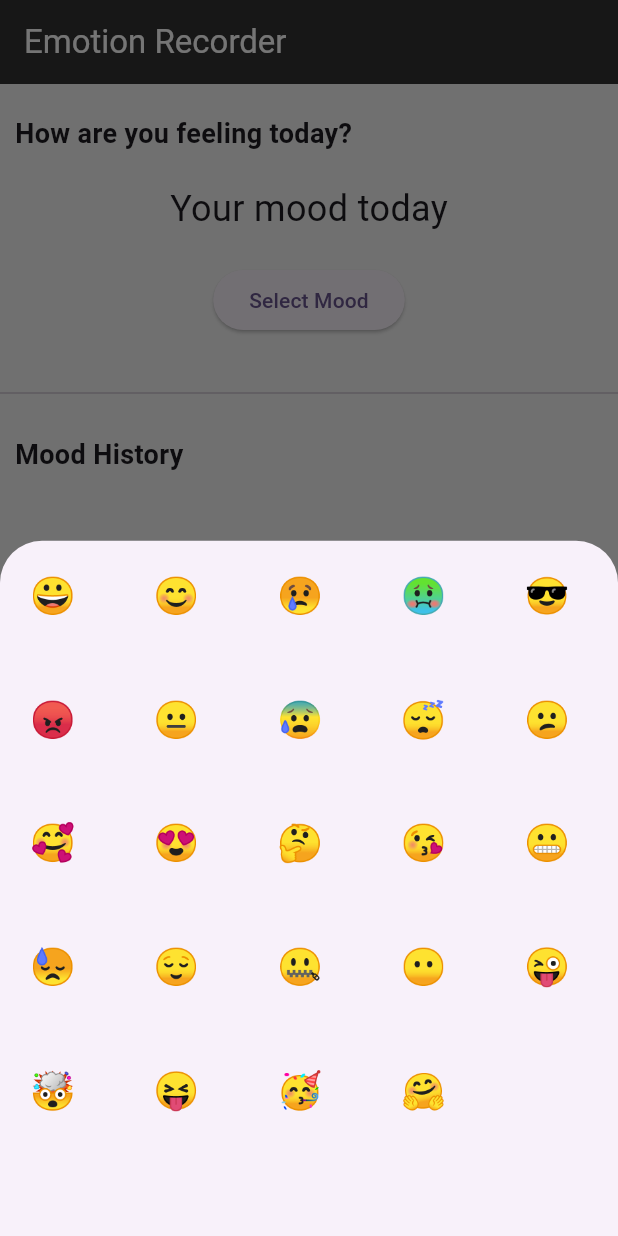
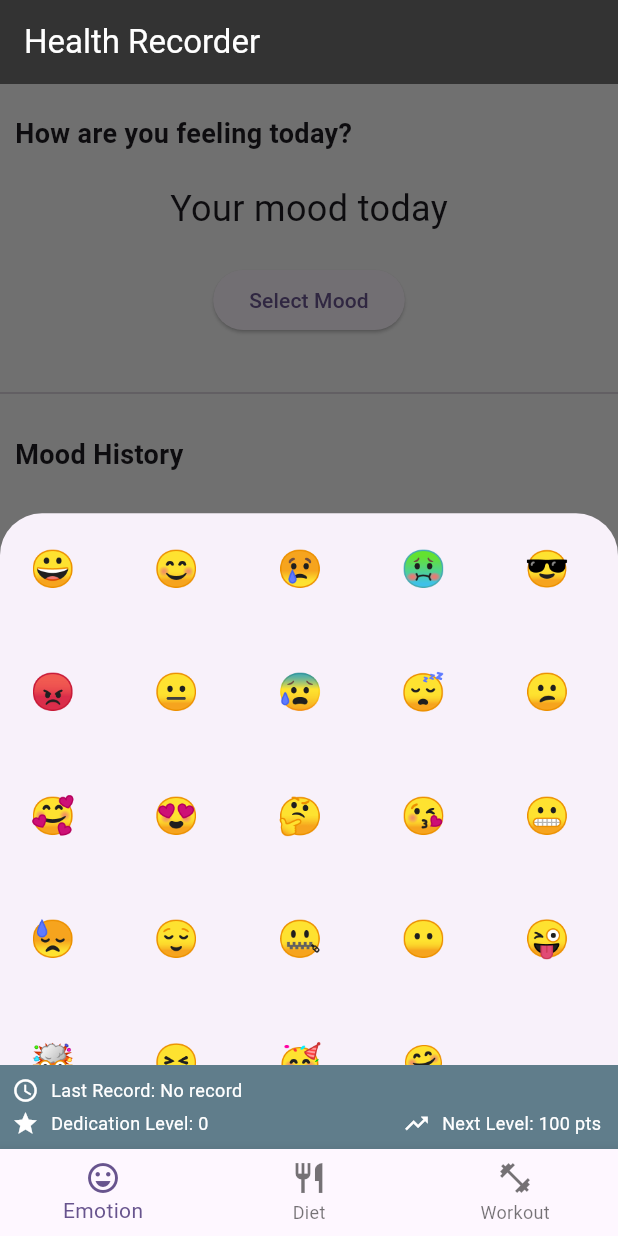
Before and after one commit to Claurentia/health-recorder, a Flutter app: the screen it shows after launch, after a tap on "Select Mood", on a phone screen of 412 x 824 dp. Run offline on Flutter 3.47's test engine with Material 3 defaults, Android fonts, the phone set to English and light mode, and no system bars; our stand-ins replace floor, go_router, sqflite; accounts and stored records are empty; generated files the repository leaves out were written again.

```diff
--- a/lib/diet_recorder.dart
+++ b/lib/diet_recorder.dart
@@ -96,31 +96,31 @@ class _DietRecorderState extends State<DietRecorder> {
   }
 
   void _showEditCaloriesDialog(DietRecord record) {
-    final TextEditingController _editCalController = TextEditingController(text: record.calories.toString());
+    final TextEditingController editCalController = TextEditingController(text: record.calories.toString());
 
     showDialog(
       context: context,
       builder: (context) {
         return AlertDialog(
-          title: Text('Edit Calories for ${record.foodItem}'),
+          title: const Text('Edit Calories Entry'),
           content: TextField(
-            controller: _editCalController,
+            controller: editCalController,
             keyboardType: TextInputType.number,
-            decoration: InputDecoration(
+            decoration: const InputDecoration(
               hintText: 'Enter new calorie amount',
             ),
           ),
           actions: <Widget>[
             TextButton(
-              child: Text('Cancel'),
+              child: const Text('Cancel'),
               onPressed: () {
                 Navigator.of(context).pop();
               },
             ),
             TextButton(
-              child: Text('Update'),
+              child: const Text('Update'),
               onPressed: () {
-                _updateDietRecordCalories(record, int.tryParse(_editCalController.text) ?? record.calories);
+                _updateDietRecordCalories(record, int.tryParse(editCalController.text) ?? record.calories);
                 Navigator.of(context).pop();
               },
             ),
@@ -181,11 +181,6 @@ class _DietRecorderState extends State<DietRecorder> {
           },
         child: Scaffold(
           backgroundColor: const Color(0xFFF5F5F5),
-          appBar: AppBar(
-            backgroundColor: const Color(0xFF333333),
-            title: const Text('Diet Recorder',
-              style: TextStyle(color: Colors.white),),
-          ),
           body: ListView(
             children: [
               Padding(
--- a/lib/emotion_recorder.dart
+++ b/lib/emotion_recorder.dart
@@ -147,11 +147,6 @@ class _EmotionRecorderState extends State<EmotionRecorder> {
   Widget build(BuildContext context) {
     return Scaffold(
       backgroundColor: const Color(0xFFF5F5F5),
-      appBar: AppBar(
-        backgroundColor: const Color(0xFF333333),
-        title: const Text('Emotion Recorder',
-          style: TextStyle(color: Colors.white),),
-      ),
       body: Column(
         crossAxisAlignment: CrossAxisAlignment.start,
         children: [
--- a/lib/main.dart
+++ b/lib/main.dart
@@ -1,4 +1,5 @@
 import 'package:flutter/material.dart';
+import 'package:go_router/go_router.dart';
 import 'package:provider/provider.dart';
 import './emotion_recorder.dart';
 import './diet_recorder.dart';
@@ -22,34 +23,95 @@ void main() async {
 class MyApp extends StatelessWidget {
   const MyApp({super.key});
 
-  // This widget is the root of your application.
   @override
   Widget build(BuildContext context) {
-    return MaterialApp(
-      title: 'Flutter Demo',
+
+    final GoRouter _router = GoRouter(
+      initialLocation: '/emotion',
+      routes: [
+        ShellRoute(
+          builder: (context, state, child) => HealthRecorder(child: child),
+          routes: [
+            GoRoute(
+              path: '/emotion',
+              builder: (BuildContext context, GoRouterState state) => const EmotionRecorder(),
+            ),
+            GoRoute(
+              path: '/diet',
+              builder: (BuildContext context, GoRouterState state) => const DietRecorder(),
+            ),
+            GoRoute(
+              path: '/workout',
+              builder: (BuildContext context, GoRouterState state) => const WorkoutRecorder(),
+            ),
+          ],
+        ),
+      ],
+    );
+
+    return MaterialApp.router(
+      routerConfig: _router,
+      title: 'Health Recorder',
       theme: ThemeData(
         colorScheme: ColorScheme.fromSeed(seedColor: Colors.deepPurple),
         useMaterial3: true,
       ),
-      home: const HealthRecorder(),
     );
   }
 }
 
-class HealthRecorder extends StatelessWidget {
-  const HealthRecorder({super.key});
+class HealthRecorder extends StatefulWidget {
+  final Widget child;
+
+  const HealthRecorder({super.key, required this.child});
+
+  @override
+  State<HealthRecorder> createState() => _HealthRecorderState();
+}
+
+class _HealthRecorderState extends State<HealthRecorder> {
+  int _selectedIndex = 0;
 
   @override
   Widget build(BuildContext context) {
     return Scaffold(
-      body: PageView(
-        children: const [
-          EmotionRecorder(),
-          DietRecorder(),
-          WorkoutRecorder(),
+      appBar: AppBar(
+        backgroundColor: const Color(0xFF333333),
+        title: Text(
+          'Health Recorder',
+          style: const TextStyle(color: Colors.white),
+        ),
+      ),
+      body: Column(
+        children: [
+          Expanded (
+            child: widget.child,
+          ),
+          RecordingStatusWidget(),
         ],
       ),
-      bottomNavigationBar: const RecordingStatusWidget(),
+      bottomNavigationBar: BottomNavigationBar(
+        currentIndex: _selectedIndex,
+        onTap: (index) {
+          setState(() => _selectedIndex = index);
+          switch (index) {
+            case 0:
+              context.go('/emotion');
+              break;
+            case 1:
+              context.go('/diet');
+              break;
+            case 2:
+              context.go('/workout');
+              break;
+          }
+        },
+        items: const [
+          BottomNavigationBarItem(icon: Icon(Icons.sentiment_very_satisfied), label: 'Emotion'),
+          BottomNavigationBarItem(icon: Icon(Icons.restaurant), label: 'Diet'),
+          BottomNavigationBarItem(icon: Icon(Icons.fitness_center), label: 'Workout'),
+        ],
+      ),
     );
   }
 }
--- a/lib/recording_state_provider.dart
+++ b/lib/recording_state_provider.dart
@@ -46,10 +46,10 @@ class RecordingStatusWidget extends StatelessWidget {
     int nextLevelPoints = ((recordingState.recordingPoints ~/ 100) + 1) * 100;
     int pointsToNextLevel = nextLevelPoints - recordingState.recordingPoints;
 
-    return BottomAppBar(
-      color: Colors.blueGrey,
+    return Container(
+        color: Colors.blueGrey, // Background color
         child: Padding(
-        padding: EdgeInsets.zero,
+          padding: EdgeInsets.all(8.0),
           child: Column(
             mainAxisSize: MainAxisSize.min,
             mainAxisAlignment: MainAxisAlignment.center,
@@ -57,12 +57,12 @@ class RecordingStatusWidget extends StatelessWidget {
             children: [
               Row(
                 children: [
-                Icon(Icons.access_time, color: Colors.white),
+                  Icon(Icons.access_time, size: 18, color: Colors.white),
                   SizedBox(width: 8),
                   Flexible(
                     child: Text(
                       'Last Record: $lastRecord',
-                    style: TextStyle(color: Colors.white),
+                      style: TextStyle(fontSize: 12, color: Colors.white),
                       overflow: TextOverflow.ellipsis,
                     ),
                   ),
@@ -75,22 +75,22 @@ class RecordingStatusWidget extends StatelessWidget {
                   Row(
                     mainAxisSize: MainAxisSize.min,
                     children: [
-                    Icon(Icons.star, color: Colors.white),
+                      Icon(Icons.star, size: 18, color: Colors.white),
                       SizedBox(width: 8),
                       Text(
                         'Dedication Level: $dedicationLevel',
-                      style: TextStyle(color: Colors.white),
+                        style: TextStyle(fontSize: 12, color: Colors.white),
                       ),
                     ],
                   ),
                   Row(
                     mainAxisSize: MainAxisSize.min,
                     children: [
-                    Icon(Icons.trending_up, color: Colors.white),
+                      Icon(Icons.trending_up, size: 18, color: Colors.white),
                       SizedBox(width: 8),
                       Text(
-                      'Next Level: $pointsToNextLevel pts',
-                      style: TextStyle(color: Colors.white),
+                        'Next Level: $pointsToNextLevel pts ',
+                        style: TextStyle(fontSize: 12, color: Colors.white),
                       ),
                     ],
                   ),
--- a/lib/workout_recorder.dart
+++ b/lib/workout_recorder.dart
@@ -137,13 +137,6 @@ class _WorkoutRecorderState extends State<WorkoutRecorder> {
         },
       child: Scaffold(
         backgroundColor: const Color(0xFFF5F5F5),
-        appBar: AppBar(
-          backgroundColor: const Color(0xFF333333),
-          title: const Text(
-            'Workout Recorder',
-            style: TextStyle(color: Colors.white),
-          ),
-        ),
         body: ListView(
           children: [
             Padding(
@@ -206,8 +199,8 @@ class _WorkoutRecorderState extends State<WorkoutRecorder> {
             for (var record in workoutRecords)
               ListTile(
                 leading: const Icon(Icons.fitness_center),
-                title: Text(" ${record.workout} - ${record.durationOrReps} ${isDurationBasedExercise(record.workout) ? 'minutes' : 'reps'}"),
-                subtitle: Text(" Calories burned: ${record.caloriesBurned} cal \n Recorded at ${record.dateTime}"),
+                title: Text(" ${record.workout} - ${record.durationOrReps} ${isDurationBasedExercise(record.workout) ? 'minutes' : 'reps'}", style: TextStyle(fontSize: 16),),
+                subtitle: Text(" Calories burned: ${record.caloriesBurned} cal \n Recorded at ${record.dateTime}", style: TextStyle(fontSize: 12),),
                 trailing: IconButton(
                   icon: const Icon(Icons.delete, color: Colors.red),
                   onPressed: () => _confirmDeleteWorkoutRecord(record),
--- a/pubspec.yaml
+++ b/pubspec.yaml
@@ -31,6 +31,7 @@ dependencies:
   flutter:
     sdk: flutter
 
+  go_router: ^13.2.0
   intl: ^0.19.0
   provider: ^6.1.1
   floor: ^1.4.2
```
Also changed, not shown: pubspec.lock. Lines whose indentation alone changed are shown as unchanged.
